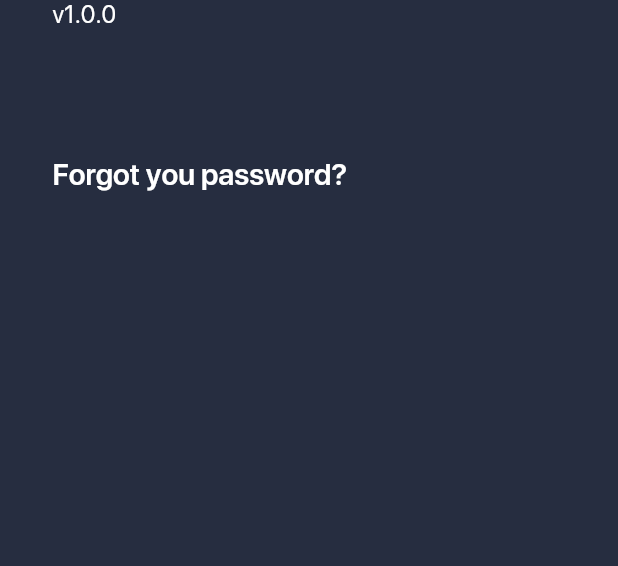
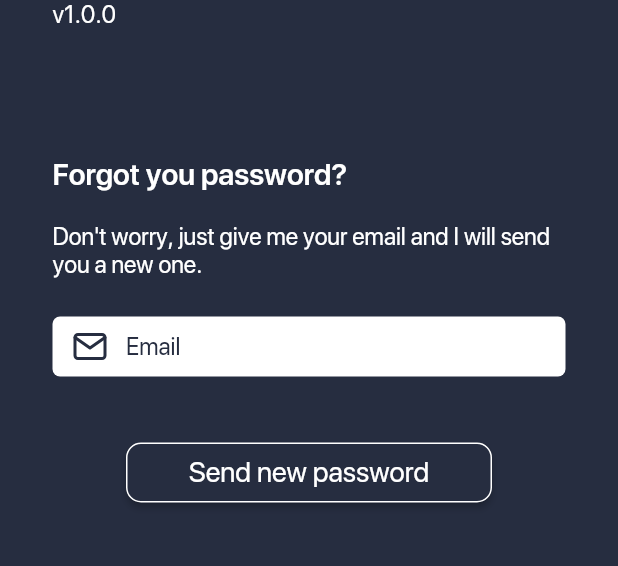
Before and after one commit to gdelataillade/tempo_dingo, a Flutter app: the screen it shows after launch, after a tap on "Forgot your password?", on a phone screen of 412 x 824 dp, the part 240-806 px from its top. Run offline on Flutter 3.47's test engine with Material 2 defaults, Android fonts, the phone set to English and light mode, and no system bars; our stand-ins replace cloud_firestore, email_validator, feather_icons_flutter, random_string; missing offline and left inert: flutter_email_sender, spotify; accounts and stored records are empty.

Commit message:
PasswordForgotten: Add form + email verification + send new password to email

```diff
--- a/lib/src/app.dart
+++ b/lib/src/app.dart
@@ -27,7 +27,7 @@ class _CheckLogIn extends StatefulWidget {
 }
 
 class __CheckLogInState extends State<_CheckLogIn> {
-  final bool _isLoggedIn = false;
+  static const bool _isLoggedIn = false;
 
   @override
   Widget build(BuildContext context) {
--- a/lib/src/screens/log_in.dart
+++ b/lib/src/screens/log_in.dart
@@ -138,7 +138,7 @@ class __LogInFormState extends State<_LogInForm> {
         ),
         _inputsAreValid
             ? Button("Sign in", _submit)
-            : DarkButton("Sign in", _submit),
+            : DarkButton("Sign in", () {}),
       ],
     );
   }
--- a/lib/src/screens/password_forgotten.dart
+++ b/lib/src/screens/password_forgotten.dart
@@ -1,7 +1,13 @@
+import 'package:feather_icons_flutter/feather_icons_flutter.dart';
 import 'package:flutter/material.dart';
+import 'package:random_string/random_string.dart';
+import 'package:flutter_email_sender/flutter_email_sender.dart';
 
 import 'package:tempo_dingo/src/config/theme_config.dart';
+import 'package:tempo_dingo/src/widgets/button.dart';
+import 'package:tempo_dingo/src/widgets/form_input.dart';
 import 'package:tempo_dingo/src/widgets/header.dart';
+import 'package:email_validator/email_validator.dart';
 
 class PasswordForgotten extends StatelessWidget {
   const PasswordForgotten({Key key}) : super(key: key);
@@ -35,6 +41,35 @@ class _EmailForm extends StatefulWidget {
 }
 
 class __EmailFormState extends State<_EmailForm> {
+  TextEditingController _emailController = TextEditingController();
+  String _email = "";
+  String _errorMessage = "";
+  bool _emailFail = false;
+  bool _emailValid = false;
+
+  void _emailListener() {
+    _emailController.text.isEmpty
+        ? _email = ""
+        : _email = _emailController.text;
+    if (_emailValid && _email.length < 5) {
+      setState(() => _emailValid = false);
+    } else if (!_emailValid && _email.length > 5) {
+      setState(() => _emailValid = true);
+    }
+  }
+
+  @override
+  void dispose() {
+    _emailController.dispose();
+    super.dispose();
+  }
+
+  @override
+  void initState() {
+    super.initState();
+    _emailController.addListener(_emailListener);
+  }
+
   @override
   Widget build(BuildContext context) {
     return Column(
@@ -44,7 +79,39 @@ class __EmailFormState extends State<_EmailForm> {
           "Forgot you password?",
           style: Theme.of(context).textTheme.title,
         ),
+        const SizedBox(height: 20),
+        Text(
+            "Don't worry, just give me your email and I will send you a new one."),
+        FormInput(
+          FeatherIcons.mail,
+          "Email",
+          _emailController,
+          _emailFail,
+        ),
+        const SizedBox(height: 40),
+        _emailValid
+            ? Button("Send new password", _sendNewPassword)
+            : DarkButton("Send new password", () {}),
       ],
     );
   }
+
+  void _sendNewPassword() async {
+    if (EmailValidator.validate(_email)) {
+      final String newPassword = randomAlphaNumeric(10);
+      final Email email = Email(
+        body: "New password: $newPassword",
+        subject: 'Tempo Dingo - Reset password',
+        recipients: [_email],
+        cc: ['gautier2406@gmail.com'],
+        isHTML: false,
+      );
+      await FlutterEmailSender.send(email);
+    } else {
+      setState(() {
+        _emailFail = true;
+        _errorMessage = "Email not valid";
+      });
+    }
+  }
 }
--- a/pubspec.yaml
+++ b/pubspec.yaml
@@ -18,6 +18,9 @@ dependencies:
   rxdart: ^0.18.0
   http: ^0.12.0+1
   spotify: ^0.2.0
+  email_validator: ^1.0.4
+  flutter_email_sender: ^2.2.2
+  random_string: ^2.0.1
 
 dev_dependencies:
   flutter_test:
```
Also changed, not shown: lib/src/tab_view.dart (+10 -7 lines), pubspec.lock.
